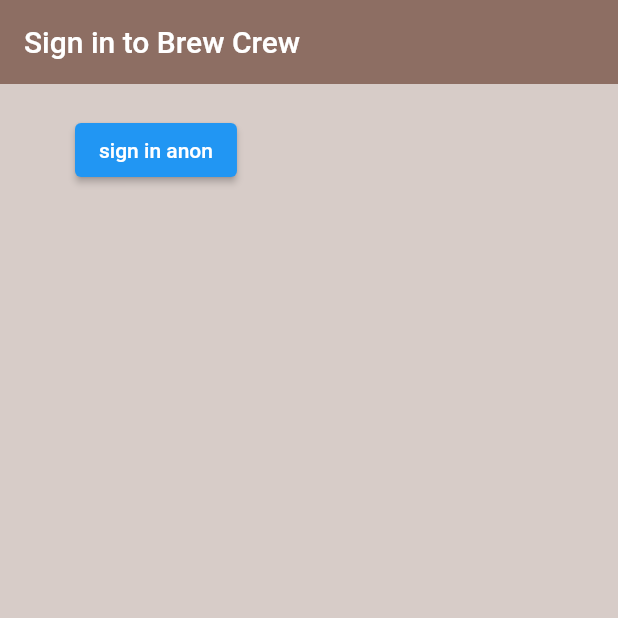
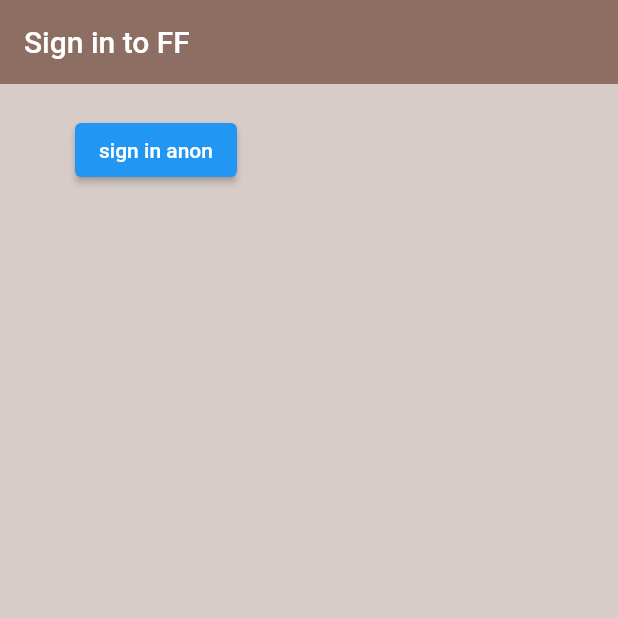
Before and after one commit to anapimolodec/flutter-firebase, a Flutter app: the screen it shows after launch, after a tap on "sign in anon", on a phone screen of 412 x 824 dp, the top half of it. Run offline on Flutter 3.47's test engine with Material 2 defaults, Android fonts, the phone set to English and light mode, and no system bars; our stand-ins replace firebase_auth, firebase_core; accounts and stored records are empty; network calls fail.

```diff
--- /dev/null
+++ b/lib/models/user.dart
@@ -0,0 +1,5 @@
+class MyUser {
+  final String uid;
+
+  MyUser({required this.uid});
+}
--- a/lib/screens/authenticate/sign_in.dart
+++ b/lib/screens/authenticate/sign_in.dart
@@ -16,7 +16,7 @@ class _SignInState extends State<SignIn> {
       appBar: AppBar(
         backgroundColor: Colors.brown[400],
         elevation: 0.0,
-        title: Text('Sign in to Brew Crew'),
+        title: Text('Sign in to FF'),
       ),
       body: Container(
         padding: EdgeInsets.symmetric(vertical: 20.0, horizontal: 50.0),
@@ -27,8 +27,7 @@ class _SignInState extends State<SignIn> {
             if (result == null) {
               print('error signing in');
             } else {
-              print('signed in');
-              print(result);
+              print('signed in with uid: ${result.uid}');
             }
           },
         ),
--- a/lib/services/auth.dart
+++ b/lib/services/auth.dart
@@ -1,14 +1,20 @@
+import 'package:ff/models/user.dart';
 import 'package:firebase_auth/firebase_auth.dart';
 
 class AuthService {
   final FirebaseAuth _auth = FirebaseAuth.instance;
+
+  //create user obj based on firebase obj
+  MyUser _userFromFirebaseUser(User user) {
+    return MyUser(uid: user.uid);
+  }
 
   // sign in anon
   Future signInAnon() async {
     try {
       UserCredential result = await _auth.signInAnonymously();
       User? user = result.user;
-      return user;
+      return _userFromFirebaseUser(user!);
     } catch (e) {
       print(e.toString());
       return null;
```
Also changed, not shown: 1 other file.
